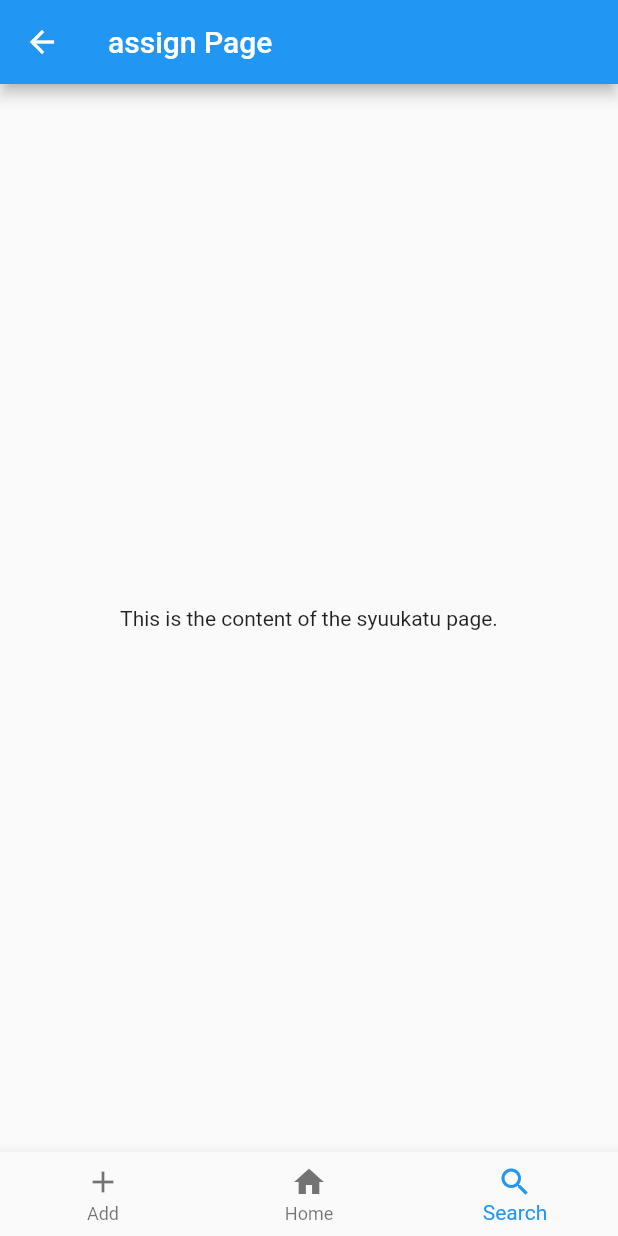
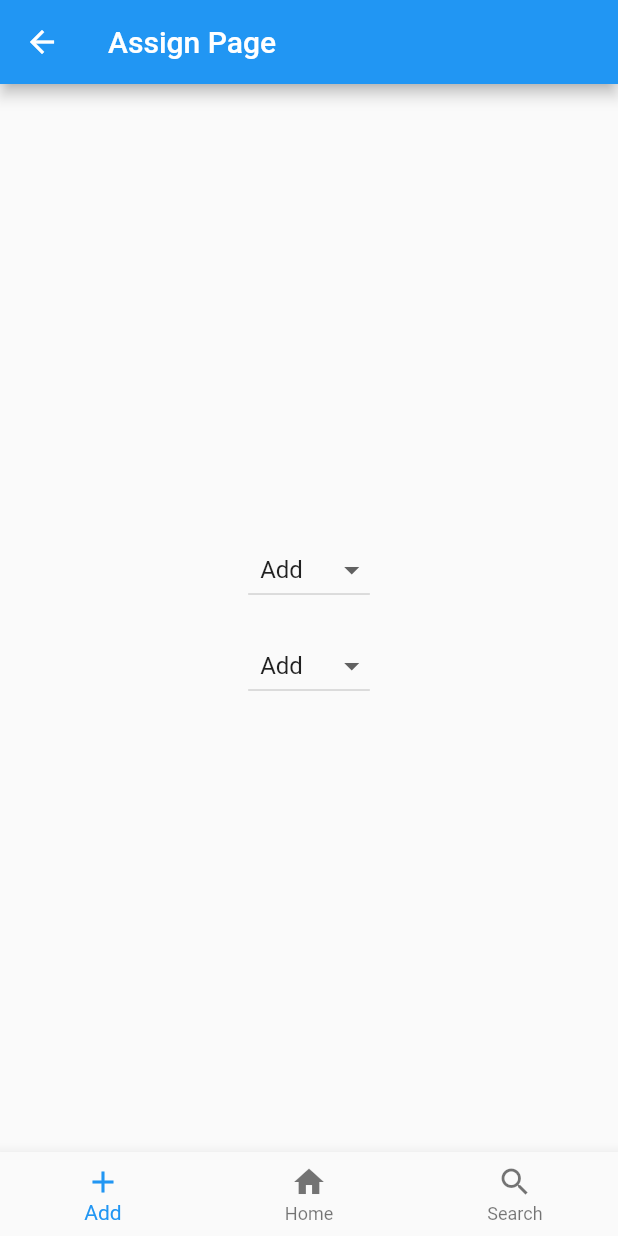
Before and after one commit to tanaka-0224/pbl_project, a Flutter app: the AssignPage screen opened directly, on a phone screen of 412 x 824 dp. Run offline on Flutter 3.47's test engine with Material 2 defaults, Android fonts, the phone set to English and light mode, and no system bars.

Commit message:
add dropdownbutton

```diff
--- a/lib/assign.dart
+++ b/lib/assign.dart
@@ -1,36 +1,54 @@
 import 'package:flutter/material.dart';
 import 'package:pbl_project/add_page.dart';
-import 'bottom_navigation_bar_widget.dart'; // 共通のボトムナビゲーションバーウィジェットをインポート
+import 'bottom_navigation_bar_widget.dart';
+import 'assign_page_dropdown_button_subject.dart';
+import 'assign_page_dropdown_button_info.dart';
 
 class AssignPage extends StatelessWidget {
   @override
   Widget build(BuildContext context) {
     return Scaffold(
       appBar: AppBar(
-        title: Text('assign Page'),
+        title: Text('Assign Page'),
       ),
       body: Center(
-        child: Text('This is the content of the syuukatu page.'),
+        child: Column(
+          mainAxisAlignment: MainAxisAlignment.center,
+          children: [
+            AssignPageDropdownButtonSubject(
+              currentIndex: 0,
+              onTap: (index) {
+                // Handle the selection of the subject dropdown menu
+                // You can add your logic here based on the selected index
+              },
+            ),
+            SizedBox(height: 16.0), // Add some space between the dropdowns
+            AssignPageDropdownButtonInfo(
+              currentIndex: 0,
+              onTap: (index) {
+                // Handle the selection of the info dropdown menu
+                // You can add your logic here based on the selected index
+              },
+            ),
+          ],
+        ),
       ),
       bottomNavigationBar: BottomNavigationBarWidget(
-        currentIndex: 2, // 選択されたボタンのインデックス
+        currentIndex: 0,
         onTap: (index) {
           if (index == 0) {
-            // AddButtonの場合
-            // ここでAddButtonに関連するアクションを実行
             Navigator.push(
               context,
               MaterialPageRoute(builder: (context) => AddPage()),
             );
           } else if (index == 1) {
-            // HomeButtonが押された場合、アプリの最初の画面に戻る
             Navigator.popUntil(context, (route) => route.isFirst);
           } else if (index == 2) {
-            // その他のボタンに関連するアクション
             Navigator.push(
-                context, MaterialPageRoute(builder: (context) => AssignPage()));
+              context,
+              MaterialPageRoute(builder: (context) => AssignPage()),
+            );
           }
-          ;
         },
       ),
     );
--- /dev/null
+++ b/lib/assign_page_dropdown_button_info.dart
@@ -0,0 +1,64 @@
+import 'package:flutter/material.dart';
+
+class AssignPageDropdownButtonInfo extends StatefulWidget {
+  final int currentIndex;
+  final Function(int) onTap;
+
+  AssignPageDropdownButtonInfo(
+      {required this.currentIndex, required this.onTap});
+
+  @override
+  _AssignPageDropdownButtonInfo createState() =>
+      _AssignPageDropdownButtonInfo();
+}
+
+class _AssignPageDropdownButtonInfo
+    extends State<AssignPageDropdownButtonInfo> {
+  int? _selectedValue;
+
+  @override
+  Widget build(BuildContext context) {
+    return DropdownButton<int>(
+      value: _selectedValue ?? widget.currentIndex,
+      onChanged: (int? newValue) {
+        setState(() {
+          _selectedValue = newValue;
+        });
+
+        // 選択された値を親ウィジェットに通知
+        if (newValue != null) {
+          widget.onTap(newValue);
+        }
+      },
+      items: <DropdownMenuItem<int>>[
+        DropdownMenuItem<int>(
+          value: 0,
+          child: Row(
+            children: [
+              SizedBox(width: 8.0),
+              Text('Add'),
+            ],
+          ),
+        ),
+        DropdownMenuItem<int>(
+          value: 1,
+          child: Row(
+            children: [
+              SizedBox(width: 8.0),
+              Text('Home'),
+            ],
+          ),
+        ),
+        DropdownMenuItem<int>(
+          value: 2,
+          child: Row(
+            children: [
+              SizedBox(width: 8.0),
+              Text('Search'),
+            ],
+          ),
+        ),
+      ],
+    );
+  }
+}
--- /dev/null
+++ b/lib/assign_page_dropdown_button_subject.dart
@@ -0,0 +1,64 @@
+import 'package:flutter/material.dart';
+
+class AssignPageDropdownButtonSubject extends StatefulWidget {
+  final int currentIndex;
+  final Function(int) onTap;
+
+  AssignPageDropdownButtonSubject(
+      {required this.currentIndex, required this.onTap});
+
+  @override
+  _AssignPageDropdownButtonSubject createState() =>
+      _AssignPageDropdownButtonSubject();
+}
+
+class _AssignPageDropdownButtonSubject
+    extends State<AssignPageDropdownButtonSubject> {
+  int? _selectedValue;
+
+  @override
+  Widget build(BuildContext context) {
+    return DropdownButton<int>(
+      value: _selectedValue ?? widget.currentIndex,
+      onChanged: (int? newValue) {
+        setState(() {
+          _selectedValue = newValue;
+        });
+
+        // 選択された値を親ウィジェットに通知
+        if (newValue != null) {
+          widget.onTap(newValue);
+        }
+      },
+      items: <DropdownMenuItem<int>>[
+        DropdownMenuItem<int>(
+          value: 0,
+          child: Row(
+            children: [
+              SizedBox(width: 8.0),
+              Text('Add'),
+            ],
+          ),
+        ),
+        DropdownMenuItem<int>(
+          value: 1,
+          child: Row(
+            children: [
+              SizedBox(width: 8.0),
+              Text('Home'),
+            ],
+          ),
+        ),
+        DropdownMenuItem<int>(
+          value: 2,
+          child: Row(
+            children: [
+              SizedBox(width: 8.0),
+              Text('Search'),
+            ],
+          ),
+        ),
+      ],
+    );
+  }
+}
```
